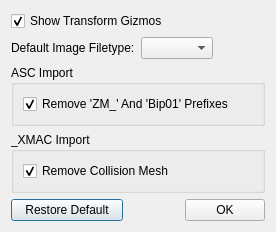
This is Rimy3D/source/preferencesdialog.ui in Baltram/rmtools as Qt 5 draws it before an edit. The edited form follows.
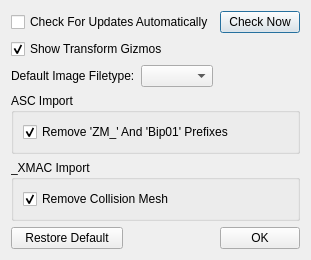
This is the edited form.

Patch:
```diff
--- a/Rimy3D/source/preferencesdialog.ui
+++ b/Rimy3D/source/preferencesdialog.ui
@@ -6,14 +6,32 @@
    <rect>
     <x>0</x>
     <y>0</y>
-    <width>276</width>
-    <height>206</height>
+    <width>302</width>
+    <height>237</height>
    </rect>
   </property>
   <property name="windowTitle">
    <string>Preferences</string>
   </property>
   <layout class="QVBoxLayout" name="verticalLayout_2">
+   <item>
+    <layout class="QHBoxLayout" name="horizontalLayout">
+     <item>
+      <widget class="QCheckBox" name="cbAutoUpdate">
+       <property name="text">
+        <string>Check For Updates Automatically</string>
+       </property>
+      </widget>
+     </item>
+     <item>
+      <widget class="QPushButton" name="pbUpdate">
+       <property name="text">
+        <string>Check Now</string>
+       </property>
+      </widget>
+     </item>
+    </layout>
+   </item>
    <item>
     <widget class="QCheckBox" name="cbGizmos">
      <property name="text">
```
